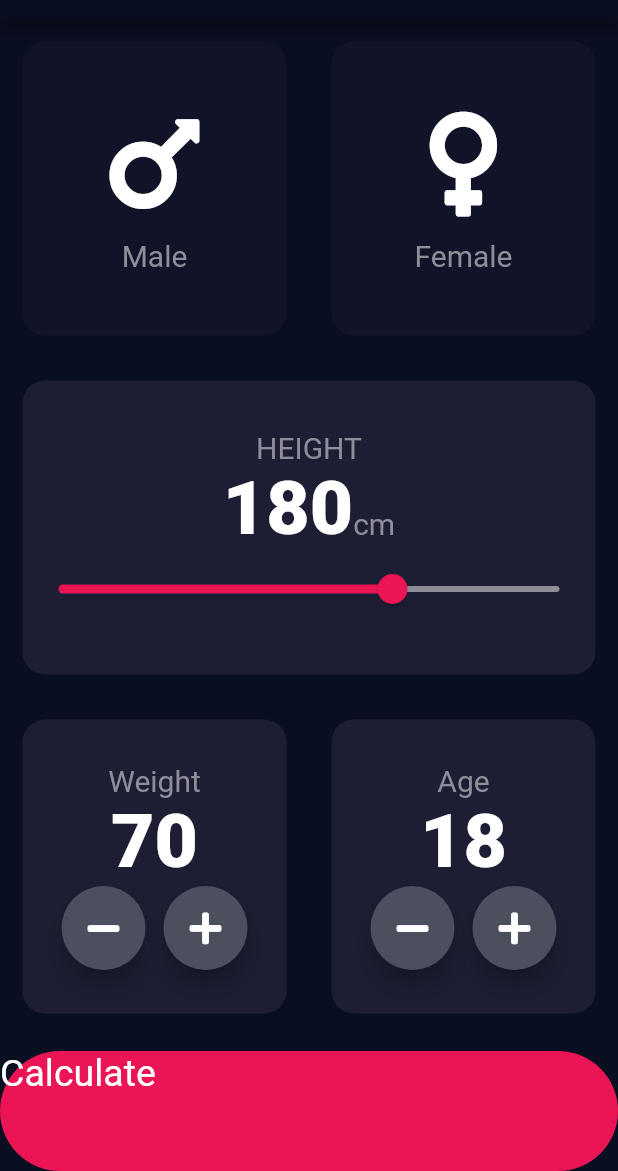
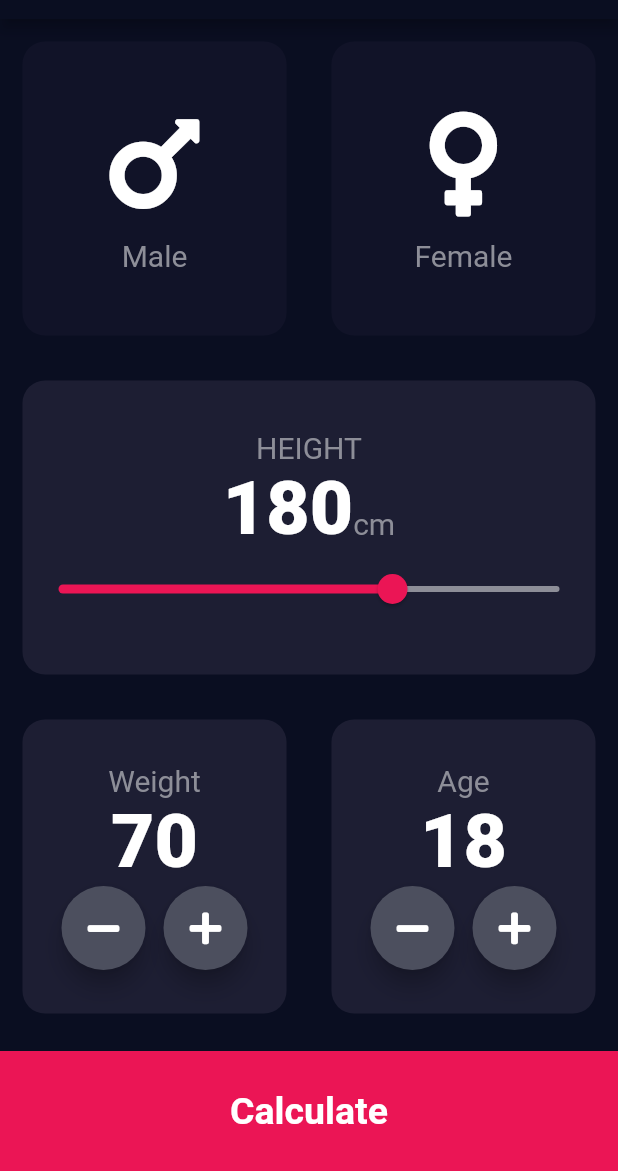
Before and after one commit to djcodes327/BMI-Calculator, a Flutter app: the screen it shows after launch, on a phone screen of 412 x 824 dp, the part 65-1236 px from its top. Run offline on Flutter 3.47's test engine with Material 2 defaults, Android fonts, the phone set to English and light mode, and no system bars; our stand-ins replace font_awesome_flutter.

Commit message:
UI Completed

```diff
--- a/lib/input_page.dart
+++ b/lib/input_page.dart
@@ -1,9 +1,11 @@
+import 'package:bmi_calculator/results_page.dart';
 import 'package:bmi_calculator/widgets/icon_content.dart';
 import 'package:bmi_calculator/widgets/reuseable_card.dart';
 import 'package:flutter/cupertino.dart';
 import 'package:flutter/material.dart';
 import 'package:font_awesome_flutter/font_awesome_flutter.dart';
 import 'package:bmi_calculator/constants.dart';
+import 'package:bmi_calculator/widgets/bottom_bar.dart';
 
 enum GenderType {
   male,
@@ -201,23 +203,12 @@ class _InputPageState extends State<InputPage> {
               ],
             ),
           ),
-          GestureDetector(
-            onTap: () {},
-            child: Container(
-              height: kContainerHeight,
-              margin: EdgeInsets.only(top: 10.0),
-              decoration: BoxDecoration(
-                color: kContainerColor,
-                borderRadius: BorderRadius.circular(50.0),
-              ),
-              child: Text(
-                'Calculate',
-                style: TextStyle(
-                  color: Colors.white,
-                  fontSize: 25.0,
-                ),
-              ),
-            ),
+          BottomBar(
+            bottomText: 'Calculate',
+            onTapFunction: () {
+              Navigator.push(context,
+                  MaterialPageRoute(builder: (context) => ResultsPage()));
+            },
           ),
         ],
       ),
--- /dev/null
+++ b/lib/widgets/bottom_bar.dart
@@ -0,0 +1,34 @@
+import 'package:flutter/material.dart';
+import '../constants.dart';
+
+class BottomBar extends StatelessWidget {
+  final Function onTapFunction;
+  final String bottomText;
+
+  const BottomBar({this.onTapFunction, this.bottomText});
+
+  @override
+  Widget build(BuildContext context) {
+    return GestureDetector(
+      onTap: onTapFunction,
+      child: Container(
+        height: kContainerHeight,
+        margin: EdgeInsets.only(top: 10.0),
+        decoration: BoxDecoration(
+          color: kContainerColor,
+          //borderRadius: BorderRadius.circular(50.0),
+        ),
+        child: Center(
+          child: Text(
+            bottomText,
+            style: TextStyle(
+              color: Colors.white,
+              fontSize: 25.0,
+              fontWeight: FontWeight.bold,
+            ),
+          ),
+        ),
+      ),
+    );
+  }
+}
```
Also changed, not shown: lib/constants.dart (+20 -0 lines), lib/results_page.dart (+68 -0 lines).
